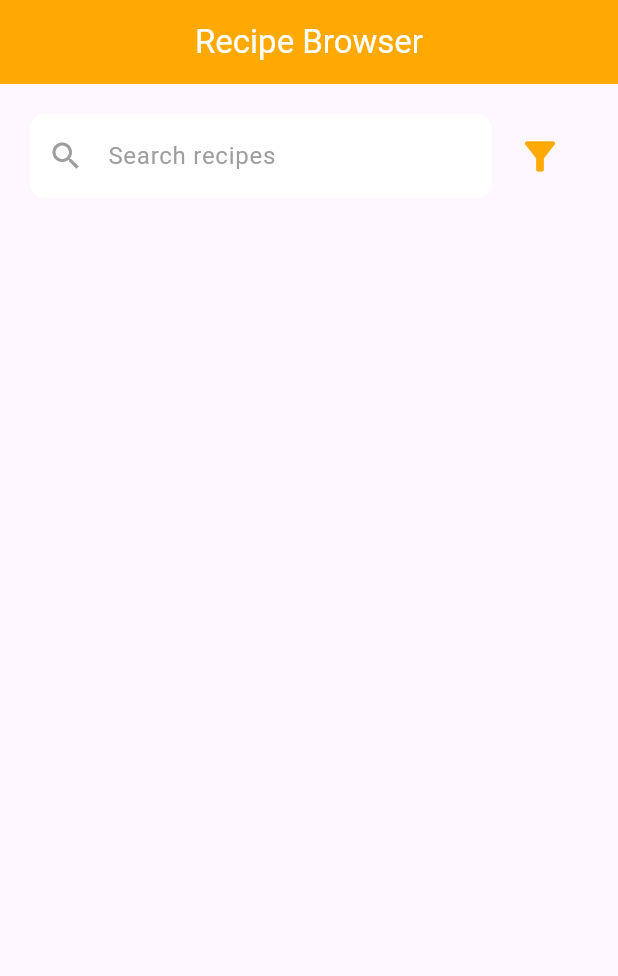
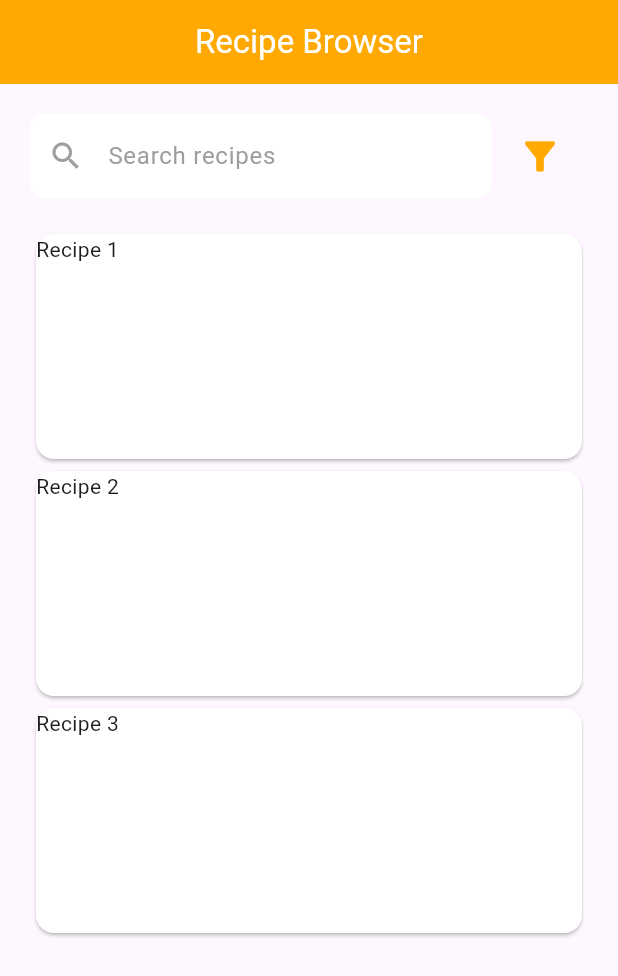
Before and after one commit to murphy-aaron/cookbook_flutter, a Flutter app: the screen it shows after launch, on a phone screen of 412 x 824 dp. Shown: the top 976 px of the screen. Run offline on Flutter 3.47's test engine with Material 3 defaults, Android fonts, the phone set to English and light mode, and no system bars.

Commit message:
Added recipe listview

```diff
--- a/lib/screens/recipe_browser_screen.dart
+++ b/lib/screens/recipe_browser_screen.dart
@@ -48,6 +48,39 @@ class RecipeBrowserScreen extends StatelessWidget {
                       size: 30.0,
                     ))
               ],
+            ),
+            SizedBox(
+              height: 20.0,
+            ),
+            Expanded(
+              child: ListView(
+                children: [
+                  Card(
+                    child: SizedBox(
+                      height: 150.0,
+                        child: Text('Recipe 1')
+                    ),
+                    elevation: 1.0,
+                    color: Colors.white,
+                  ),
+                  Card(
+                    child: SizedBox(
+                        height: 150.0,
+                        child: Text('Recipe 2')
+                    ),
+                    elevation: 1.0,
+                    color: Colors.white,
+                  ),
+                  Card(
+                    child: SizedBox(
+                        height: 150.0,
+                        child: Text('Recipe 3')
+                    ),
+                    elevation: 1.0,
+                    color: Colors.white,
+                  )
+                ],
+              ),
             )
           ],
         ),
```
